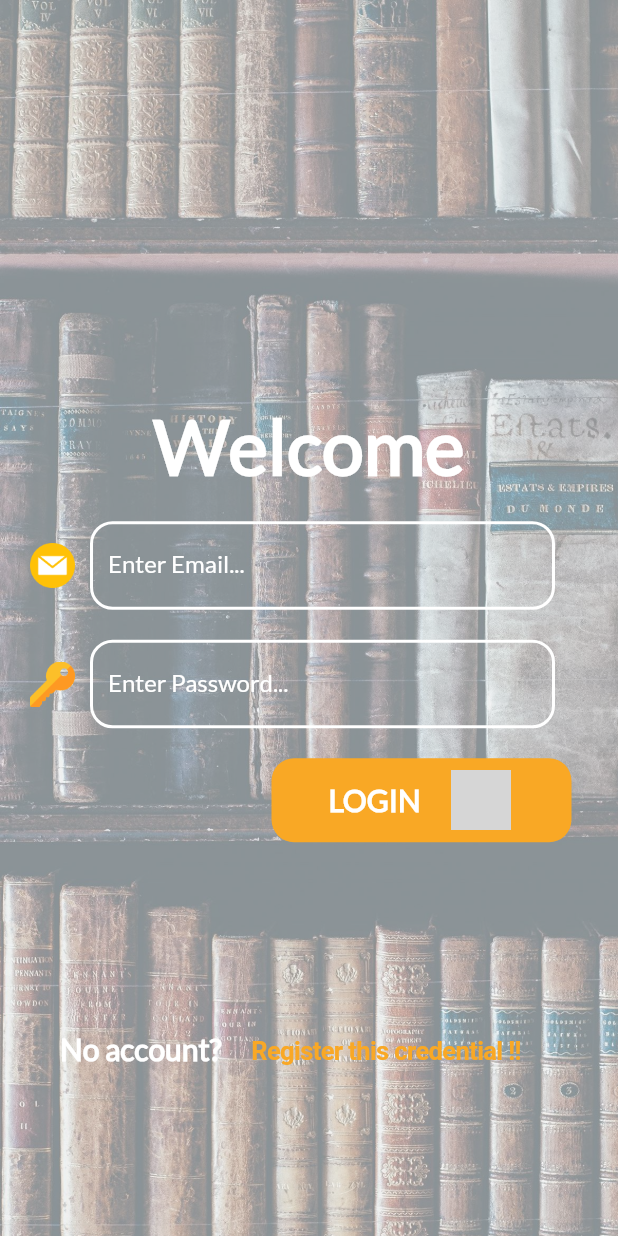
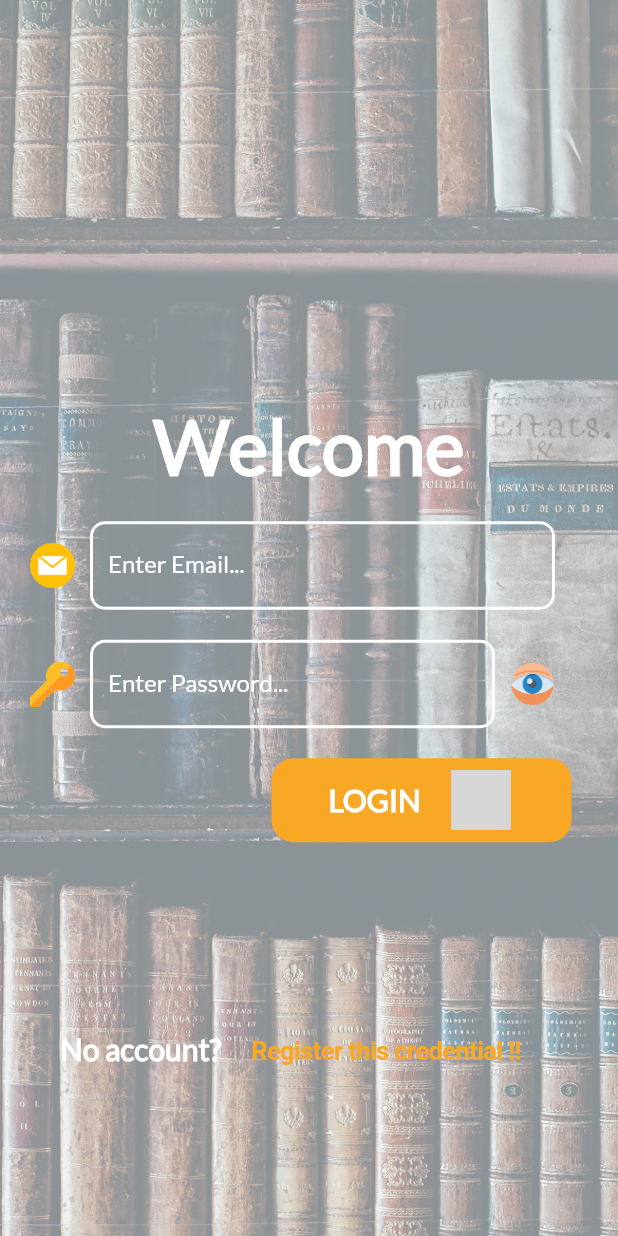
Before and after one commit to KeemoKimo/library_app, a Flutter app: the screen it shows after launch, on a phone screen of 412 x 824 dp. Run offline on Flutter 3.47's test engine with Material 2 defaults, Android fonts, the phone set to English and light mode, and no system bars; drawn by our look-alikes of animated_text_kit; our stand-ins replace cloud_firestore, country_picker, file_picker, firebase_auth, firebase_core, firebase_storage and 1 more; accounts and stored records are empty; grey boxes are pictures that could not be loaded.

Commit message:
View password in main login form
User are now able to toggle between seeing their own password, or seeing the dots password char.

```diff
--- a/lib/main.dart
+++ b/lib/main.dart
@@ -48,6 +48,7 @@ class _LoginPageState extends State<LoginPage> {
   String email = '';
   String password = '';
   String? totalBooks = '';
+  bool isObscure = true;
   final _formKey = GlobalKey<FormState>();
   FirebaseAuth auth = FirebaseAuth.instance;
 
@@ -169,14 +170,14 @@ class _LoginPageState extends State<LoginPage> {
                               labelText: "Enter Email...",
                               labelStyle: TextStyle(color: Colors.white),
                               enabledBorder: OutlineInputBorder(
-                                borderRadius: BorderRadius.circular(15.0),
+                                borderRadius: BorderRadius.circular(10.0),
                                 borderSide: BorderSide(
                                   color: Colors.white,
                                   width: 2.0,
                                 ),
                               ),
                               focusedBorder: OutlineInputBorder(
-                                borderRadius: BorderRadius.circular(25.0),
+                                borderRadius: BorderRadius.circular(15.0),
                                 borderSide: BorderSide(
                                   color: Colors.white,
                                 ),
@@ -207,24 +208,24 @@ class _LoginPageState extends State<LoginPage> {
                           ),
                         ),
                         Container(
-                          width: 340,
+                          width: 290,
                           margin: EdgeInsets.only(top: 20),
-                          padding: EdgeInsets.only(left: 10, right: 20),
+                          padding: EdgeInsets.only(left: 10, right: 10),
                           child: TextFormField(
                             style: TextStyle(color: Colors.white),
-                            obscureText: true,
+                            obscureText: isObscure,
                             decoration: InputDecoration(
                               labelText: "Enter Password...",
                               labelStyle: TextStyle(color: Colors.white),
                               enabledBorder: OutlineInputBorder(
-                                borderRadius: BorderRadius.circular(15.0),
+                                borderRadius: BorderRadius.circular(10.0),
                                 borderSide: BorderSide(
                                   color: Colors.white,
                                   width: 2.0,
                                 ),
                               ),
                               focusedBorder: OutlineInputBorder(
-                                borderRadius: BorderRadius.circular(25.0),
+                                borderRadius: BorderRadius.circular(15.0),
                                 borderSide: BorderSide(
                                   color: Colors.blue,
                                 ),
@@ -239,6 +240,26 @@ class _LoginPageState extends State<LoginPage> {
                               }
                               return null;
                             },
+                          ),
+                        ),
+                        GestureDetector(
+                          onTap: () {
+                            setState(() {
+                              if (isObscure == true) {
+                                isObscure = false;
+                              } else {
+                                isObscure = true;
+                              }
+                            });
+                          },
+                          child: Container(
+                            margin: EdgeInsets.only(top: 20),
+                            width: 30,
+                            height: 30,
+                            child: Image(
+                              fit: BoxFit.cover,
+                              image: AssetImage('assets/images/eye.png'),
+                            ),
                           ),
                         ),
                       ],
@@ -278,7 +299,12 @@ class _LoginPageState extends State<LoginPage> {
                           if (_formKey.currentState!.validate()) {
                             ScaffoldMessenger.of(context).showSnackBar(
                               const SnackBar(
-                                  content: Text('Sign In succesful!')),
+                                backgroundColor: Colors.green,
+                                content: Text(
+                                  'Sign In succesful!',
+                                  style: TextStyle(color: Colors.black),
+                                ),
+                              ),
                             );
                           }
                           try {
@@ -394,7 +420,12 @@ class _LoginPageState extends State<LoginPage> {
                               if (_formKey.currentState!.validate()) {
                                 ScaffoldMessenger.of(context).showSnackBar(
                                   const SnackBar(
-                                      content: Text('Registered Succesful!')),
+                                    backgroundColor: Colors.green,
+                                    content: Text(
+                                      'User has been created!',
+                                      style: TextStyle(color: Colors.black),
+                                    ),
+                                  ),
                                 );
                               }
                               try {
--- a/pubspec.yaml
+++ b/pubspec.yaml
@@ -70,6 +70,7 @@ flutter:
     - assets/images/password.png
     - assets/images/login.png
     - assets/images/error.png
+    - assets/images/eye.png
   fonts:
     - family: Lato
       fonts:
```
Also changed, not shown: assets/images/eye.png (added).
